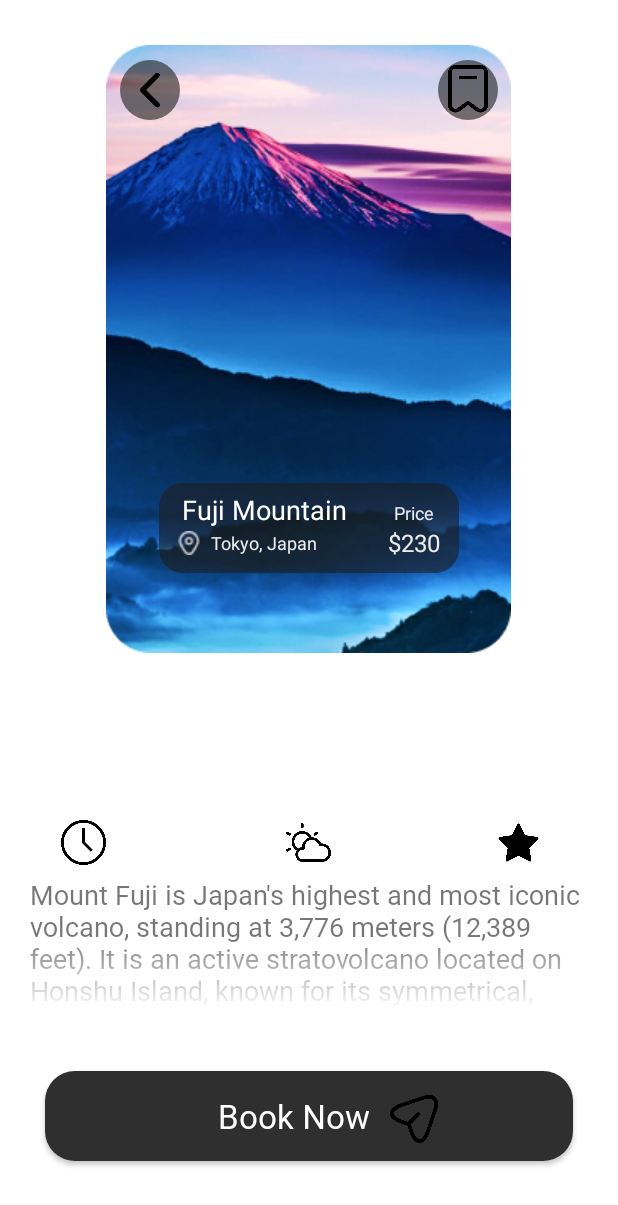
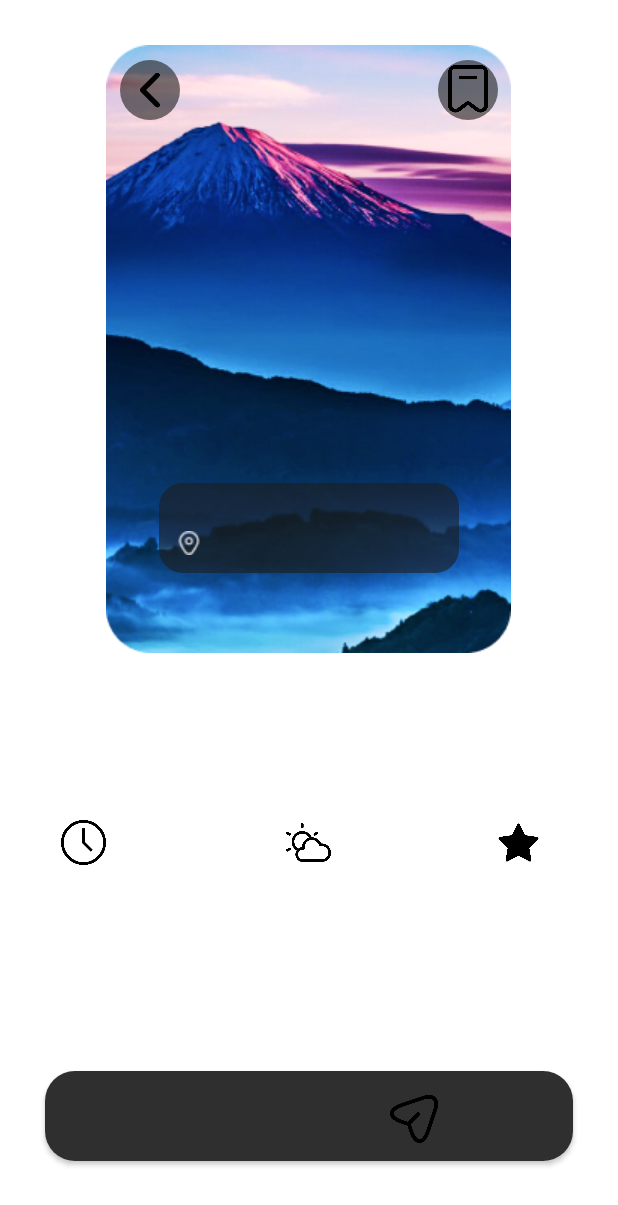
Before and after one commit to davidbera1/TBC-IT-Academy, an Android app: the layout activity_details.xml on its own in the app's theme, with its tools: preview values and no code run, on a phone screen of 412 x 824 dp. Shown: the top 1205 px of the screen. Run offline under Robolectric (Android 15) with nearby library versions, the phone set to English and light mode, and no system bars.

Commit message:
homework 6 - finished

```diff
--- a/app/src/main/res/layout/activity_details.xml
+++ b/app/src/main/res/layout/activity_details.xml
@@ -23,7 +23,6 @@
         android:layout_width="200dp"
         android:layout_height="60dp"
         android:textColor="@color/white"
-        android:text="@string/fuji_mountain"
         android:textSize="18sp"
         android:paddingTop="5dp"
         android:paddingStart="15dp"
@@ -45,7 +44,6 @@
         android:layout_height="wrap_content"
         android:textColor="@color/lightgray"
         android:textSize="12sp"
-        android:text="@string/tokyo_japan"
         android:layout_gravity="center"
         android:layout_marginBottom="50dp"
         android:layout_marginEnd="30dp"/>
@@ -54,7 +52,7 @@
         android:id="@+id/tvPrice"
         android:layout_width="wrap_content"
         android:layout_height="wrap_content"
-        android:text="@string/price"
+
         android:textColor="@color/lightgray"
         android:textSize="12sp"
         android:layout_gravity="center"
@@ -65,7 +63,6 @@
         android:id="@+id/tvPriceValue"
         android:layout_width="wrap_content"
         android:layout_height="wrap_content"
-        android:text="$230"
         android:textColor="@color/lightgray"
         android:textSize="16sp"
         android:layout_gravity="center"
@@ -184,7 +181,6 @@
             android:paddingEnd="20dp"
             android:textColor="@color/gray"
             android:fontFamily="@font/roboto"
-            android:text="@string/mountain_info"
             android:textSize="18sp" />
 
     </androidx.core.widget.NestedScrollView>
@@ -196,7 +192,6 @@
         android:layout_marginEnd="30dp"
         android:layout_height="60dp"
         android:background="@drawable/lightblack_button_corners_rounded"
-        android:text="@string/book_now"
         android:paddingRight="20dp"
         android:textSize="22sp"
         android:textColor="@color/white"
--- a/app/src/main/res/values/strings.xml
+++ b/app/src/main/res/values/strings.xml
@@ -26,4 +26,5 @@
     <string name="fuji_mountain">Fuji Mountain</string>
     <string name="price">Price</string>
     <string name="book_now">Book Now</string>
+    <string name="price_value">$230</string>
 </resources>
```
Also changed, not shown: app/src/main/java/com/example/learnandroid/DetailsActivity.kt (+10 -0 lines).
